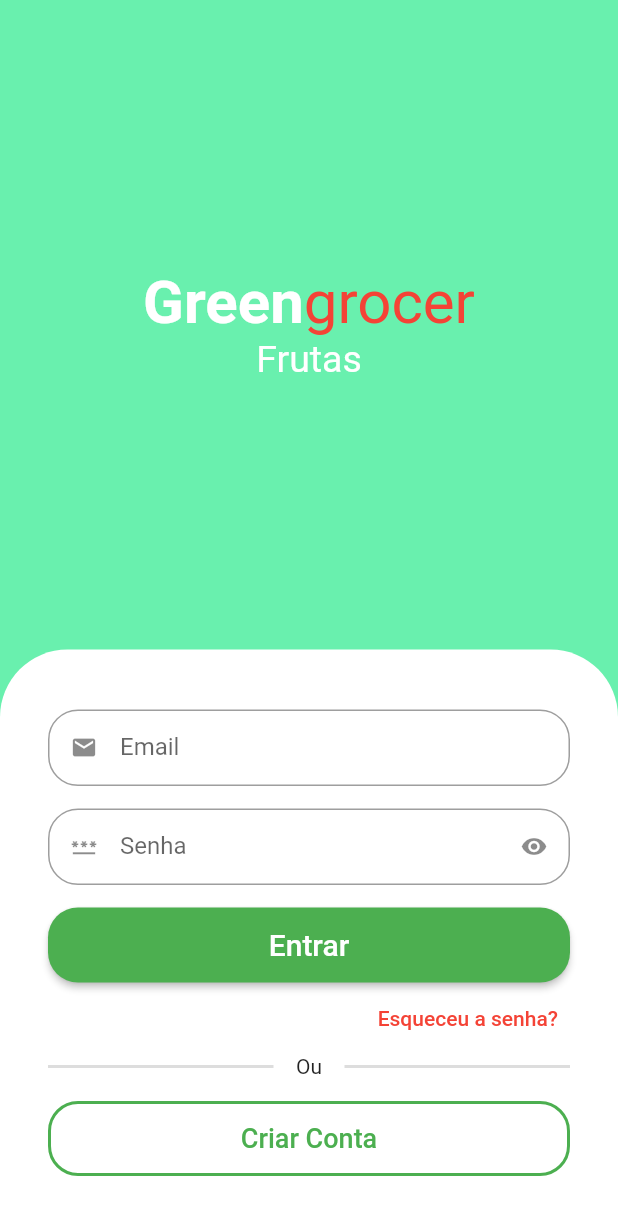
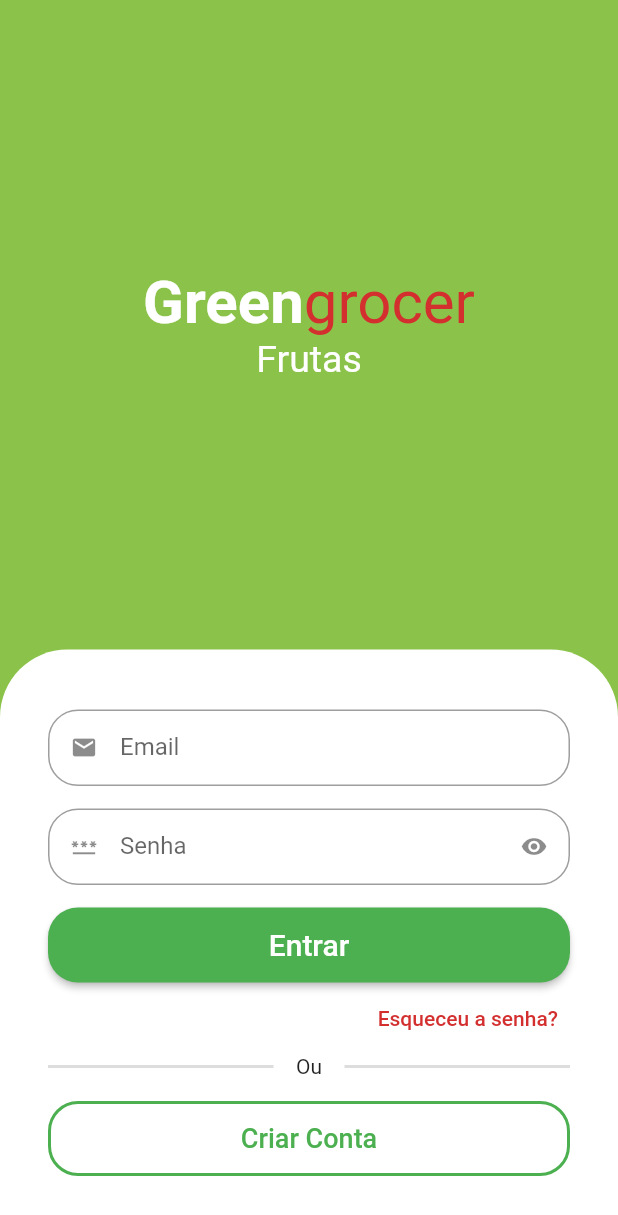
Before and after one commit to miradouro/greengrocer, a Flutter app: the screen it shows after launch, on a phone screen of 412 x 824 dp. Shown: the top 1215 px of the screen. Run offline on Flutter 3.47's test engine with Material 2 defaults, Android fonts, the phone set to English and light mode, and no system bars; drawn by our look-alikes of animated_text_kit.

Commit message:
finalizado pt 1 - tela de login

```diff
--- a/lib/src/auth/sign_in_screen.dart
+++ b/lib/src/auth/sign_in_screen.dart
@@ -1,5 +1,6 @@
 import 'package:flutter/material.dart';
 import 'package:animated_text_kit/animated_text_kit.dart';
+import 'package:green_grocer/src/config/custom_colors.dart';
 
 import 'components/custom_text_field.dart';
 
@@ -8,22 +9,29 @@ class SignInScreen extends StatelessWidget {
 
   @override
   Widget build(BuildContext context) {
+
+    final size = MediaQuery.of(context).size;
+
     return Scaffold(
-      backgroundColor: Colors.greenAccent,
-      body: Column(
+      backgroundColor: CustomColors.customSwatchColor,
+      body: SingleChildScrollView(
+        child: SizedBox(
+          height: size.height,
+          width: size.width,
+          child: Column(
             children: [
               Expanded(
                 child: Column(
                   mainAxisAlignment: MainAxisAlignment.center,
                   children: [
                     //Nome do app
-                const Text.rich(
+                    Text.rich(
                       TextSpan(
-                    style: TextStyle(
+                        style: const TextStyle(
                           fontSize: 40,
                         ),
                         children: [
-                      TextSpan(
+                          const TextSpan(
                             text: 'Green',
                             style: TextStyle(
                               color: Colors.white,
@@ -33,7 +41,7 @@ class SignInScreen extends StatelessWidget {
                           TextSpan(
                             text: 'grocer',
                             style: TextStyle(
-                          color: Colors.red,
+                              color: CustomColors.customContrastColor,
                             ),
                           ),
                         ],
@@ -117,10 +125,10 @@ class SignInScreen extends StatelessWidget {
                       alignment: Alignment.centerRight,
                       child: TextButton(
                         onPressed: () {},
-                    child: const Text(
+                        child: Text(
                           'Esqueceu a senha?',
                           style: TextStyle(
-                        color: Colors.red,
+                            color: CustomColors.customContrastColor,
                           ),
                         ),
                       ),
@@ -178,6 +186,8 @@ class SignInScreen extends StatelessWidget {
               ),
             ],
           ),
+        ),
+      ),
     );
   }
 }
--- /dev/null
+++ b/lib/src/config/custom_colors.dart
@@ -0,0 +1,20 @@
+import 'package:flutter/material.dart';
+
+Map<int, Color> _swatchOpacity = {
+  50: const Color.fromRGBO(139, 195, 74, 0.1),
+  100: const Color.fromRGBO(139, 195, 74, 0.2),
+  200: const Color.fromRGBO(139, 195, 74, 0.3),
+  300: const Color.fromRGBO(139, 195, 74, 0.4),
+  400: const Color.fromRGBO(139, 195, 74, 0.5),
+  500: const Color.fromRGBO(139, 195, 74, 0.6),
+  600: const Color.fromRGBO(139, 195, 74, 0.7),
+  700: const Color.fromRGBO(139, 195, 74, 0.8),
+  800: const Color.fromRGBO(139, 195, 74, 0.9),
+  900: const Color.fromRGBO(139, 195, 74, 1),
+};
+
+abstract class CustomColors {
+  static Color customContrastColor = Colors.red.shade700;
+  static MaterialColor customSwatchColor =
+      MaterialColor(0xFF8BC34A, _swatchOpacity);
+}
```
Lines whose indentation alone changed are shown as unchanged.
